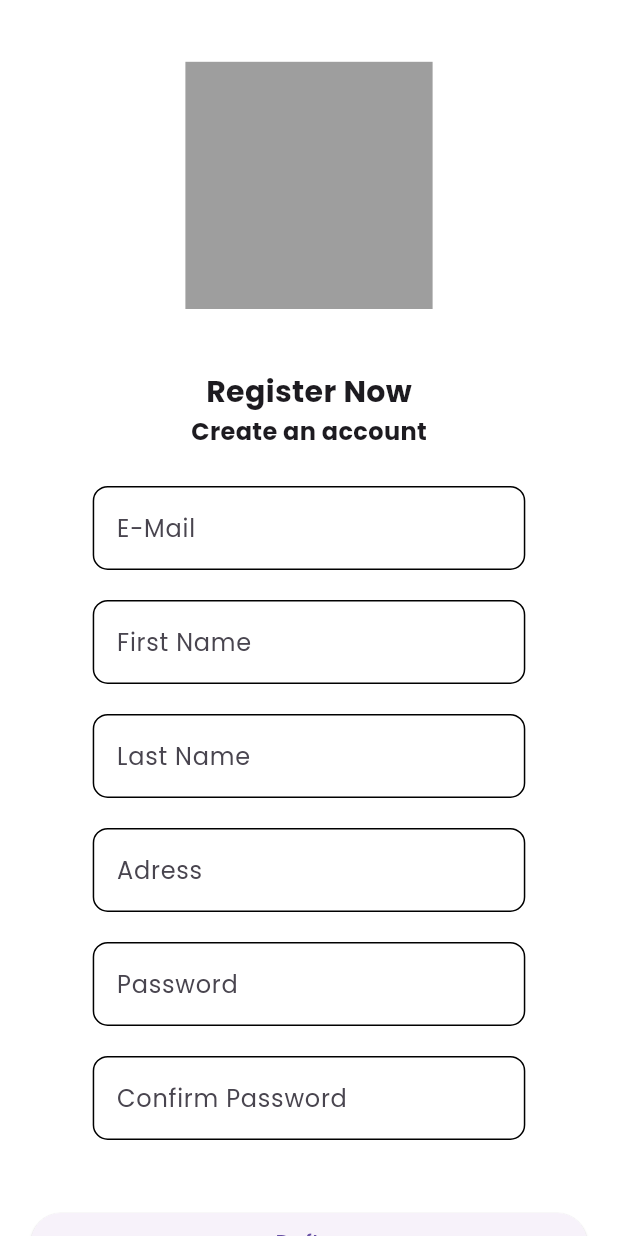
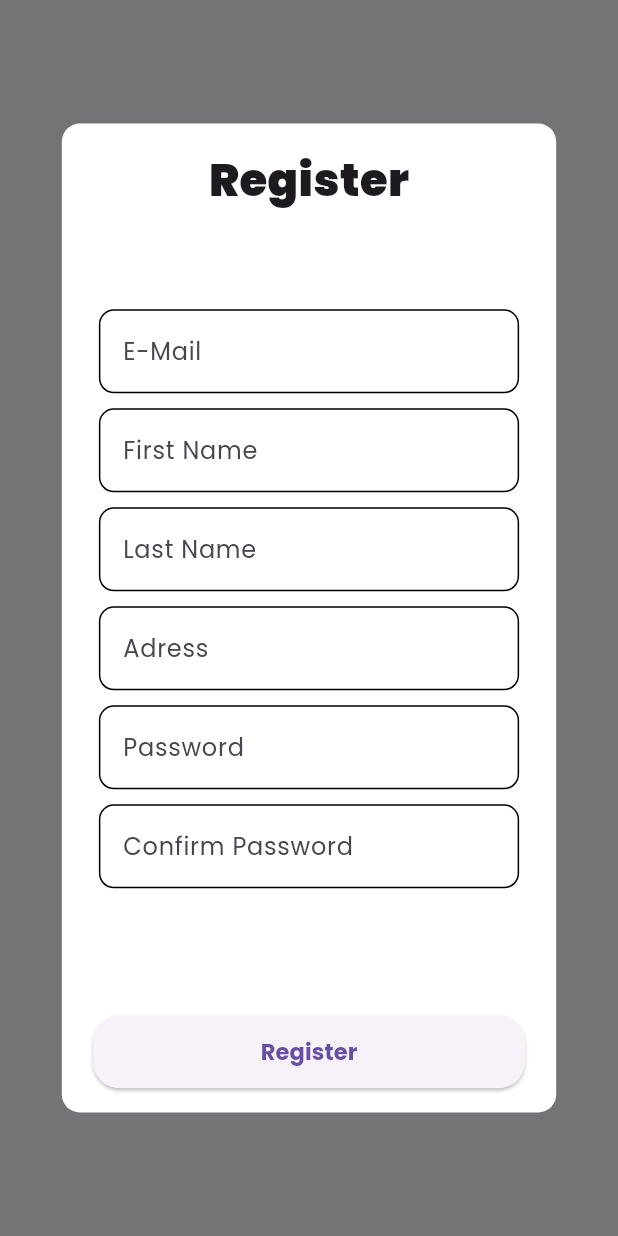
Before and after one commit to the-batu-ride/frond_end_rental, a Flutter app: the Daftar screen opened by its route, on a phone screen of 412 x 824 dp. Run offline on Flutter 3.47's test engine with Material 2 defaults, Android fonts, the phone set to English and light mode, and no system bars; our stand-ins replace dio, dropdown_search, flutter_map, geolocator, google_fonts, image_picker and 3 more; missing offline and left inert: encrypt, qr_bar_code_scanner_dialog; accounts and stored records are empty; network calls fail.

Commit message:
sty-log reg and change bottom pop up position

```diff
--- a/lib/screens/daftar.dart
+++ b/lib/screens/daftar.dart
@@ -48,31 +48,25 @@ class Daftar extends StatelessWidget {
     final size = MediaQuery.of(context).size;
     return Scaffold(
       body: Container(
-        color: whiteColor,
+        color: mediumGreyColor,
         width: size.width,
-        child: ListView(
-          children: [
-            Column(
-              mainAxisAlignment: MainAxisAlignment.spaceBetween,
-              crossAxisAlignment: CrossAxisAlignment.center,
+        height: size.height,
+        child: Center(
+          child: Container(
+            alignment: Alignment.center,
+            width: size.width * .8,
+            height: size.height * .8,
+            decoration: const BoxDecoration(
+                color: whiteColor,
+                borderRadius: BorderRadius.all(Radius.circular(12))),
+            child: Column(
+              mainAxisAlignment: MainAxisAlignment.center,
               children: [
-                Container(
-                  margin: EdgeInsets.all(size.width * 0.1),
-                  width: size.height * 0.2,
-                  height: size.height * 0.2,
-                  color: Colors.grey,
+                const Text(
+                  "Register",
+                  style: TextStyle(fontWeight: FontWeight.w900, fontSize: 30),
                 ),
-                const Text(
-                  "Register Now",
-                  style: TextStyle(fontWeight: FontWeight.bold, fontSize: 20),
-                ),
-                const Text(
-                  "Create an account",
-                  style: TextStyle(
-                    fontWeight: FontWeight.bold,
-                    fontSize: 16,
-                  ),
-                ),
+                const SizedBox(height: 40),
                 Container(
                   decoration: BoxDecoration(
                     color: Colors.white,
@@ -96,7 +90,7 @@ class Daftar extends StatelessWidget {
                           ),
                         ),
                       ),
-                      const SizedBox(height: 20),
+                      const SizedBox(height: 10),
                       TextField(
                         controller: firstName,
                         decoration: InputDecoration(
@@ -110,7 +104,7 @@ class Daftar extends StatelessWidget {
                           ),
                         ),
                       ),
-                      const SizedBox(height: 20),
+                      const SizedBox(height: 10),
                       TextField(
                         controller: lastname,
                         decoration: InputDecoration(
@@ -124,7 +118,7 @@ class Daftar extends StatelessWidget {
                           ),
                         ),
                       ),
-                      const SizedBox(height: 20),
+                      const SizedBox(height: 10),
                       TextField(
                         controller: alamat,
                         decoration: InputDecoration(
@@ -138,7 +132,7 @@ class Daftar extends StatelessWidget {
                           ),
                         ),
                       ),
-                      const SizedBox(height: 20),
+                      const SizedBox(height: 10),
                       TextField(
                         obscureText: true,
                         controller: password,
@@ -153,7 +147,7 @@ class Daftar extends StatelessWidget {
                           ),
                         ),
                       ),
-                      const SizedBox(height: 20),
+                      const SizedBox(height: 10),
                       TextField(
                         obscureText: true,
                         controller: confirmPassword,
@@ -168,7 +162,7 @@ class Daftar extends StatelessWidget {
                           ),
                         ),
                       ),
-                      const SizedBox(height: 20),
+                      const SizedBox(height: 10),
                     ]),
                   ),
                 ),
@@ -178,23 +172,30 @@ class Daftar extends StatelessWidget {
                     right: size.width * 0.05,
                   ),
                 ),
+                const SizedBox(height: 50),
                 Container(
-                  margin: EdgeInsets.only(
-                    left: size.width * 0.05,
-                    right: size.width * 0.05,
-                    bottom: size.width * 0.05,
-                  ),
-                  width: size.width,
+                  width: MediaQuery.of(context).size.width * .7,
+                  height: MediaQuery.of(context).size.height * .059,
                   child: ElevatedButton(
                     onPressed: () {
                       daftarClick(context);
                     },
-                    child: Text("Daftar"),
+                    child: Text(
+                      "Register",
+                      style:
+                          TextStyle(fontSize: 15, fontWeight: FontWeight.bold),
+                    ),
+                    style: ElevatedButton.styleFrom(
+                      shape: RoundedRectangleBorder(
+                        borderRadius: BorderRadius.circular(
+                            18.0), // Adjust the value as needed
+                      ),
+                    ),
                   ),
-                )
+                ),
               ],
-            )
-          ],
+            ),
+          ),
         ),
       ),
     );
```
Also changed, not shown: lib/screens/login_screen.dart (+69 -23 lines), lib/widget/route_bottom_sheet.dart (+33 -24 lines).
